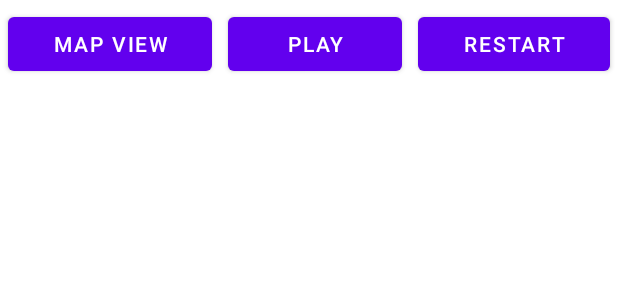
After one commit to DouglasTucker/BSUTour, an Android app: the layout location_page_audio.xml on its own in the app's theme, with its tools: preview values and no code run, on a phone screen of 412 x 824 dp. The commit adds this screen. Shown: the top 300 px of the screen. Run offline under Robolectric (Android 15) with nearby library versions, the phone set to English and light mode, and no system bars.

Commit message:
Audio player working, can play, pause, restart. Added audio files

```diff
--- /dev/null
+++ b/app/src/main/res/layout/location_page_audio.xml
@@ -0,0 +1,89 @@
+<?xml version="1.0" encoding="utf-8"?>
+<androidx.constraintlayout.widget.ConstraintLayout xmlns:android="http://schemas.android.com/apk/res/android"
+    xmlns:app="http://schemas.android.com/apk/res-auto"
+    xmlns:tools="http://schemas.android.com/tools"
+    android:layout_width="match_parent"
+    android:layout_height="match_parent"
+    tools:context=".LocationPage">
+
+    <LinearLayout
+        android:layout_width="match_parent"
+        android:layout_height="wrap_content"
+        android:orientation="vertical"
+        app:layout_constraintBottom_toBottomOf="parent"
+        app:layout_constraintEnd_toEndOf="parent"
+        app:layout_constraintStart_toStartOf="parent"
+        app:layout_constraintTop_toTopOf="parent"
+        app:layout_constraintVertical_bias="0.0">
+
+        <LinearLayout
+            android:id="@+id/LinearLayout02"
+            android:layout_height="wrap_content"
+            android:layout_width="match_parent"
+            android:layout_alignParentBottom="true">
+            <Button
+                android:id="@+id/button"
+                android:layout_width="wrap_content"
+                android:layout_height="wrap_content"
+                android:layout_weight="1"
+                android:layout_margin="5dp"
+                android:text="map view">
+            </Button>
+            <Button
+                android:id="@+id/pushButton"
+                android:layout_width="wrap_content"
+                android:layout_height="wrap_content"
+                android:layout_weight="1"
+                android:layout_margin="5dp"
+                android:text="@string/play">
+            </Button>
+            <Button
+                android:id="@+id/restart_button"
+                android:layout_width="wrap_content"
+                android:layout_height="wrap_content"
+                android:layout_weight="1"
+                android:layout_margin="5dp"
+                android:text="restart">
+            </Button>
+        </LinearLayout>
+
+
+        <!--        app:layout_constraintTop_toBottomOf="@+id/imageView"-->
+        <ImageView
+            android:id="@+id/imageView"
+            android:layout_width="match_parent"
+            android:layout_height="300dp"
+            android:scaleType="centerInside"
+            app:layout_constraintStart_toStartOf="parent"
+            app:layout_constraintTop_toBottomOf="@+id/LinearLayout02" />
+
+        <ScrollView
+            android:layout_width="match_parent"
+            android:layout_height="277dp"
+            android:layout_marginStart="1dp"
+            android:layout_marginEnd="1dp"
+            app:layout_constraintEnd_toEndOf="parent"
+            app:layout_constraintStart_toStartOf="parent"
+            app:layout_constraintTop_toBottomOf="@+id/imageView"
+            tools:layout_editor_absoluteY="453dp">
+
+
+            <TextView
+                android:id="@+id/textView"
+                android:layout_width="match_parent"
+                android:layout_height="100dp"
+                android:layout_marginStart="21dp"
+                android:layout_marginEnd="21dp"
+                android:textSize="22dp"
+                app:layout_constraintEnd_toEndOf="parent"
+                app:layout_constraintHorizontal_bias="0.0"
+                app:layout_constraintStart_toStartOf="parent"
+                app:layout_constraintTop_toBottomOf="@+id/imageView" />
+
+        </ScrollView>
+
+
+    </LinearLayout>
+
+
+</androidx.constraintlayout.widget.ConstraintLayout>
--- a/app/src/main/res/values/strings.xml
+++ b/app/src/main/res/values/strings.xml
@@ -9,6 +9,8 @@
     <!-- TODO: Remove or change this placeholder text -->
     <string name="hello_blank_fragment">Hello blank fragment</string>
     <string name="back_to_map">Back to map</string>
+    <string name="play_pause">Play/Pause</string>
+    <string name="play">play</string>
     <string-array name="TourOptions">
         <item>Simple tour</item>
         <item>Campus food</item>
```
Also changed, not shown: app/src/main/java/com/cs402/bsutour/KAdapter.kt (+8 -0 lines), app/src/main/java/com/cs402/bsutour/LocationPage.kt (+82 -3 lines), app/src/main/java/com/cs402/bsutour/MainActivity.kt (+10 -1 lines), app/src/main/res/layout/activity_main_horizontal.xml (added, +40 -0 lines), 12 other files.
